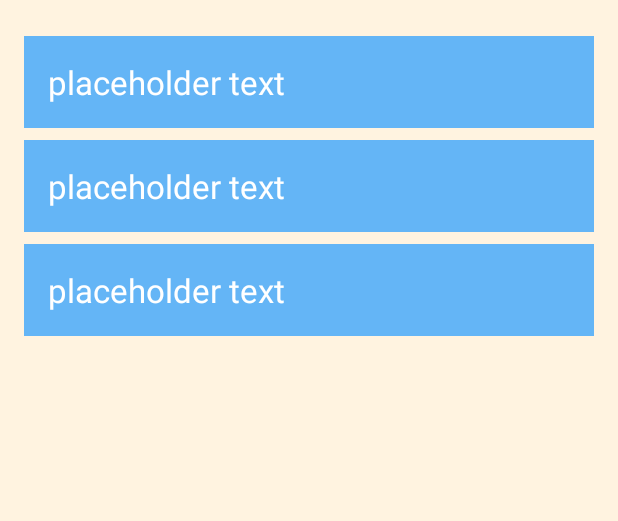
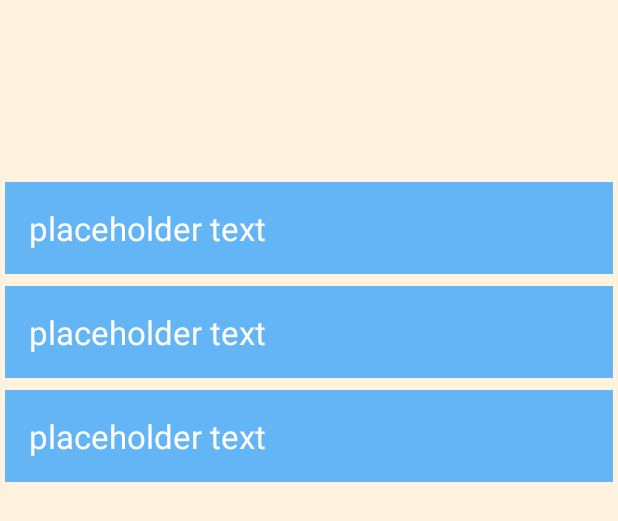
Before and after one commit to FarrasHakim/mobileprogramming, an Android app: the layout content_main.xml on its own in the app's theme, with its tools: preview values and no code run, on a phone screen of 412 x 824 dp. Shown: the top 521 px of the screen. Run offline under Robolectric (Android 15) with nearby library versions, the phone set to English and light mode, and no system bars.

Commit message:
Fix recyclerview width and height

```diff
--- a/HelloWorld/app/src/main/res/layout/content_main.xml
+++ b/HelloWorld/app/src/main/res/layout/content_main.xml
@@ -12,13 +12,13 @@
 >
     <androidx.recyclerview.widget.RecyclerView
             android:id="@+id/recyclerview"
-            android:layout_width="match_parent"
-            android:layout_height="wrap_content"
+            android:layout_width="405dp"
+            android:layout_height="597dp"
             android:layout_margin="16dp"
             tools:listitem="@layout/recyclerview_item"
             app:layout_constraintStart_toStartOf="parent"
-            app:layout_constraintEnd_toEndOf="parent"
-            app:layout_constraintTop_toTopOf="parent"/>
+            app:layout_constraintEnd_toEndOf="parent" app:layout_constraintTop_toTopOf="parent"
+            app:layout_constraintBottom_toBottomOf="parent"/>
 
 
 
```
